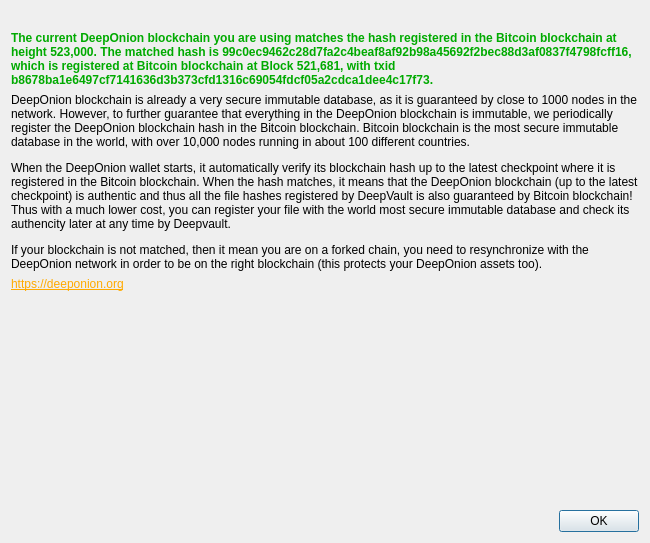
Old version of the form src/qt/forms/blockchaindialog.ui in the repository deeponion/deeponion-legacy.
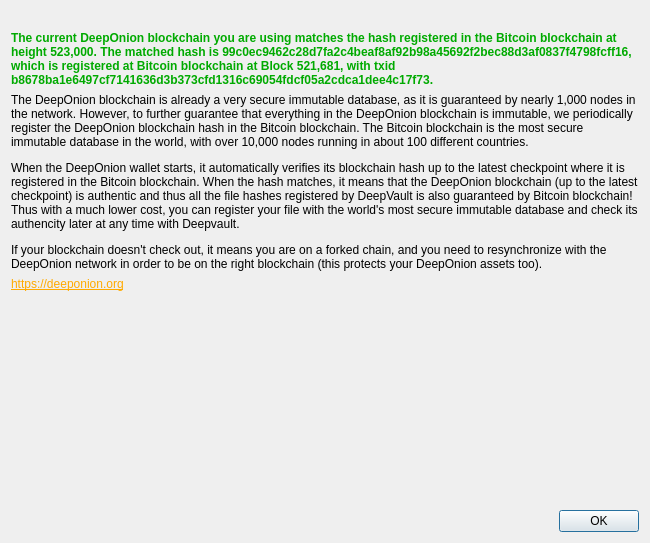
New version of the form. Icons and pictures are not drawn.

```diff
--- a/src/qt/forms/blockchaindialog.ui
+++ b/src/qt/forms/blockchaindialog.ui
@@ -48,7 +48,7 @@
         <cursorShape>IBeamCursor</cursorShape>
        </property>
        <property name="text">
-        <string>&lt;html&gt;&lt;head/&gt;&lt;body&gt;&lt;p&gt;DeepOnion blockchain is already a very secure immutable database, as it is guaranteed by close to 1000 nodes in the network. However, to further guarantee that everything in the DeepOnion blockchain is immutable, we periodically register the DeepOnion blockchain hash in the Bitcoin blockchain. Bitcoin blockchain is the most secure immutable database in the world, with over 10,000 nodes running in about 100 different countries.&lt;/p&gt;&lt;p&gt;When the DeepOnion wallet starts, it automatically verify its blockchain hash up to the latest checkpoint where it is registered in the Bitcoin blockchain. When the hash matches, it means that the DeepOnion blockchain (up to the latest checkpoint) is authentic and thus all the file hashes registered by DeepVault is also guaranteed by Bitcoin blockchain! Thus with a much lower cost, you can register your file with the world most secure immutable database and check its authencity later at any time by Deepvault.&lt;/p&gt;&lt;p&gt;If your blockchain is not matched, then it mean you are on a forked chain, you need to resynchronize with the DeepOnion network in order to be on the right blockchain (this protects your DeepOnion assets too).&lt;/p&gt;&lt;/body&gt;&lt;/html&gt;</string>
+        <string>&lt;html&gt;&lt;head/&gt;&lt;body&gt;&lt;p&gt;The DeepOnion blockchain is already a very secure immutable database, as it is guaranteed by nearly 1,000 nodes in the network. However, to further guarantee that everything in the DeepOnion blockchain is immutable, we periodically register the DeepOnion blockchain hash in the Bitcoin blockchain. The Bitcoin blockchain is the most secure immutable database in the world, with over 10,000 nodes running in about 100 different countries.&lt;/p&gt;&lt;p&gt;When the DeepOnion wallet starts, it automatically verifies its blockchain hash up to the latest checkpoint where it is registered in the Bitcoin blockchain. When the hash matches, it means that the DeepOnion blockchain (up to the latest checkpoint) is authentic and thus all the file hashes registered by DeepVault is also guaranteed by Bitcoin blockchain! Thus with a much lower cost, you can register your file with the world's most secure immutable database and check its authencity later at any time with Deepvault.&lt;/p&gt;&lt;p&gt;If your blockchain doesn't check out, it means you are on a forked chain, and you need to resynchronize with the DeepOnion network in order to be on the right blockchain (this protects your DeepOnion assets too).&lt;/p&gt;&lt;/body&gt;&lt;/html&gt;</string>
        </property>
        <property name="wordWrap">
         <bool>true</bool>
```
